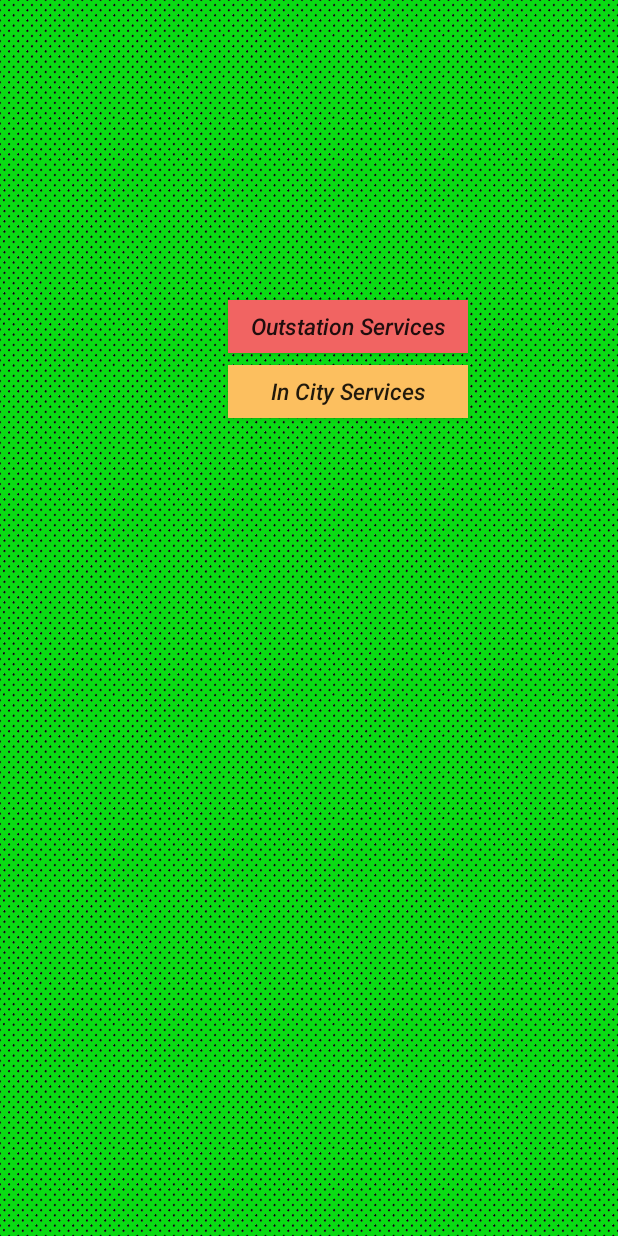
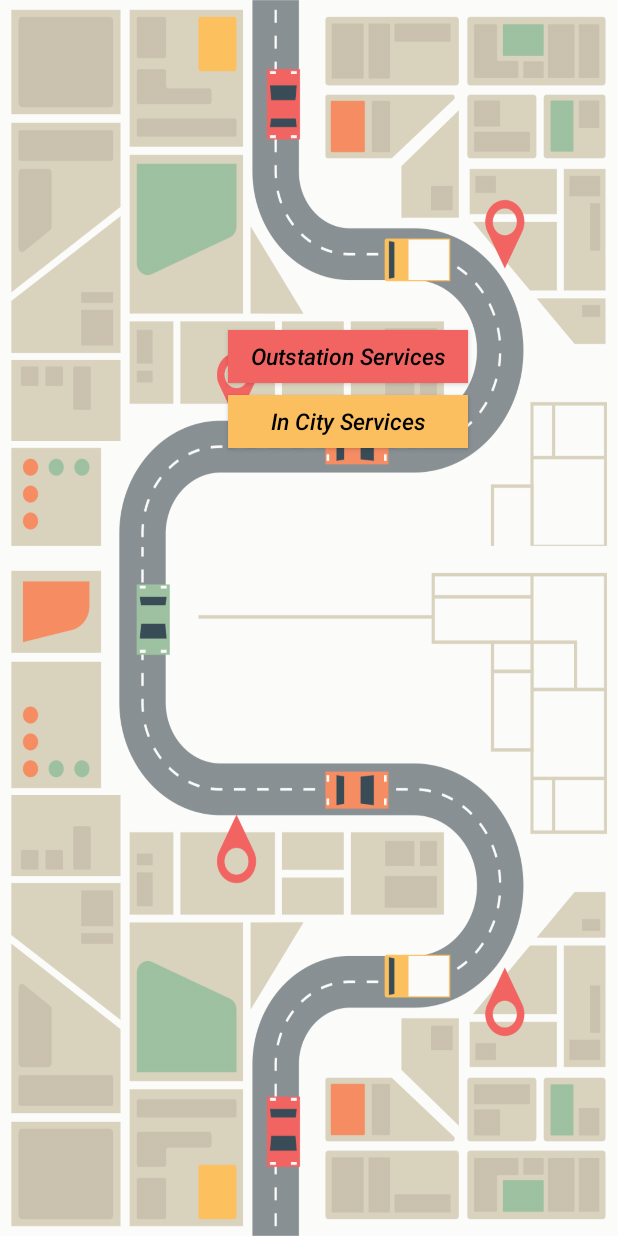
Before and after one commit to sahityae/A2Z, an Android app: the layout activity_service_selection.xml on its own in the app's theme, with its tools: preview values and no code run, on a phone screen of 412 x 824 dp. Run offline under Robolectric (Android 15) with nearby library versions, the phone set to English and light mode, and no system bars.

Commit message:
Confirm booking screen Backgrounds added

```diff
--- a/app/src/main/java/shehack/speedx/function/Constants.java
+++ b/app/src/main/java/shehack/speedx/function/Constants.java
@@ -4,9 +4,9 @@ package shehack.speedx.function;
  * Created by Sahitya on 3/2/2017.
  */
 public class Constants {
-    public String MaterialType="Material > Steel Tube, 2D";
-    public String shipmentDetails = "SHIPMENT DETAILS /n 42 Hr | 2170 Km";
-    public String fareDetails = "ESTIMATED FARE /n Rs. 29,755/-";
+    public static int distPerHr = 30;  //in km;
+    public static int costPerKm = 10;  //in km;
+    public static int fixedCost = 5000;
 
 
 
--- a/app/src/main/java/shehack/speedx/function/DataParser.java
+++ b/app/src/main/java/shehack/speedx/function/DataParser.java
@@ -51,6 +51,7 @@ public class DataParser {
                 }
 
                 SessionDetails.instance().setRequestedRoute(routes);
+                SessionDetails.instance().calcRideDist();
          //       SessionDetails.instance().writeToFile();
             }
 
--- a/app/src/main/res/layout/activity_maps.xml
+++ b/app/src/main/res/layout/activity_maps.xml
@@ -1,9 +1,10 @@
-
 <LinearLayout xmlns:android="http://schemas.android.com/apk/res/android"
     xmlns:tools="http://schemas.android.com/tools"
     android:layout_width="match_parent"
     android:layout_height="wrap_content"
     android:orientation="vertical"
+    android:background="@drawable/bg"
+    android:textColor="#000000"
     tools:context="shehack.speedx.MapsActivity">
 
 
--- a/app/src/main/res/layout/activity_service_selection.xml
+++ b/app/src/main/res/layout/activity_service_selection.xml
@@ -3,7 +3,7 @@
     xmlns:tools="http://schemas.android.com/tools"
     android:layout_width="match_parent"
     android:layout_height="match_parent"
-    android:background="@drawable/backg">
+    android:background="@drawable/bgselectionscreen">
 
 
     <Button
@@ -15,9 +15,10 @@
         android:background="#F16462"
         android:layout_width="160dp"
         android:layout_height="35dp"
-        android:layout_marginTop="200dp"
+        android:layout_marginTop="220dp"
         android:layout_alignParentEnd="true"
-        android:layout_marginEnd="100dp" />
+        android:layout_marginEnd="100dp"
+        android:textColor="#000000"/>
 
     <Button
 
@@ -31,5 +32,6 @@
         android:layout_height="35dp"
         android:layout_marginTop="8dp"
         android:layout_below="@+id/outstation"
-        android:layout_alignStart="@+id/outstation" />
+        android:layout_alignStart="@+id/outstation"
+        android:textColor="#000000"/>
 </RelativeLayout>
--- a/app/src/main/res/values/colors.xml
+++ b/app/src/main/res/values/colors.xml
@@ -1,6 +1,7 @@
 <?xml version="1.0" encoding="utf-8"?>
 <resources>
-    <color name="colorPrimary">#3F51B5</color>
-    <color name="colorPrimaryDark">#303F9F</color>
-    <color name="colorAccent">#FF4081</color>
+    <color name="colorPrimary">#37bec2</color>
+    <color name="colorPrimaryDark">#0a8c90</color>
+    <color name="colorAccent">#0a8c90</color>
+    <color name="font">#000000</color>
 </resources>
--- a/app/src/main/res/values/strings.xml
+++ b/app/src/main/res/values/strings.xml
@@ -6,8 +6,7 @@
     <!-- Strings related to login -->
     <string name="prompt_email">Email</string>
     <string name="prompt_password">Password</string>
-    <string name="action_sign_in">Sign in or register</string>
-    <string name="action_sign_in_short">Sign in</string>
+    <string name="action_sign_in">Sign in</string>
     <string name="error_invalid_email">This email address is invalid</string>
     <string name="error_invalid_password">This password is too short</string>
     <string name="error_incorrect_password">This password is incorrect</string>
@@ -16,4 +15,6 @@
     <string name="title_activity_maps1">Map</string>
     <string name="title_activity_booking_confirmation">BookingConfirmation</string>
     <string name="title_activity_select_service">What are you looking for?</string>
+    <string name="register"><u>New Users Register Here</u></string>
+    <string name="forgot"><u>Forgot Password</u></string>
 </resources>
```
Also changed, not shown: app/src/main/java/shehack/speedx/BookingConfirmation.java (+8 -2 lines), app/src/main/java/shehack/speedx/function/SessionDetails.java (+16 -39 lines), app/src/main/res/layout/activity_booking_confirmation.xml (+6 -3 lines), app/src/main/res/layout/activity_login.xml (+29 -2 lines).
